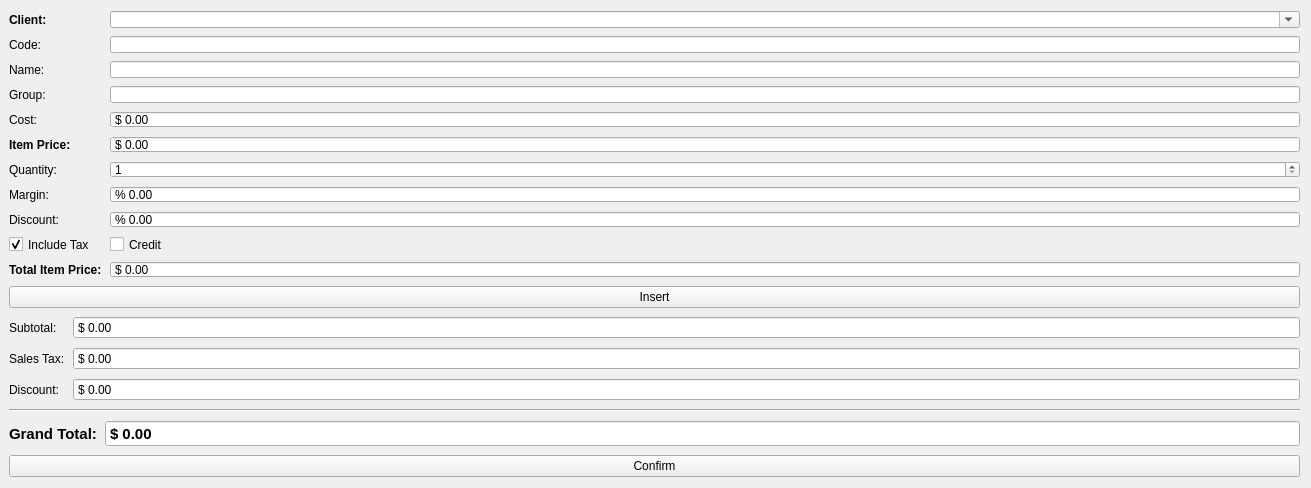
Qt form gui_sale.ui (Redent0r/Libra) before a commit.
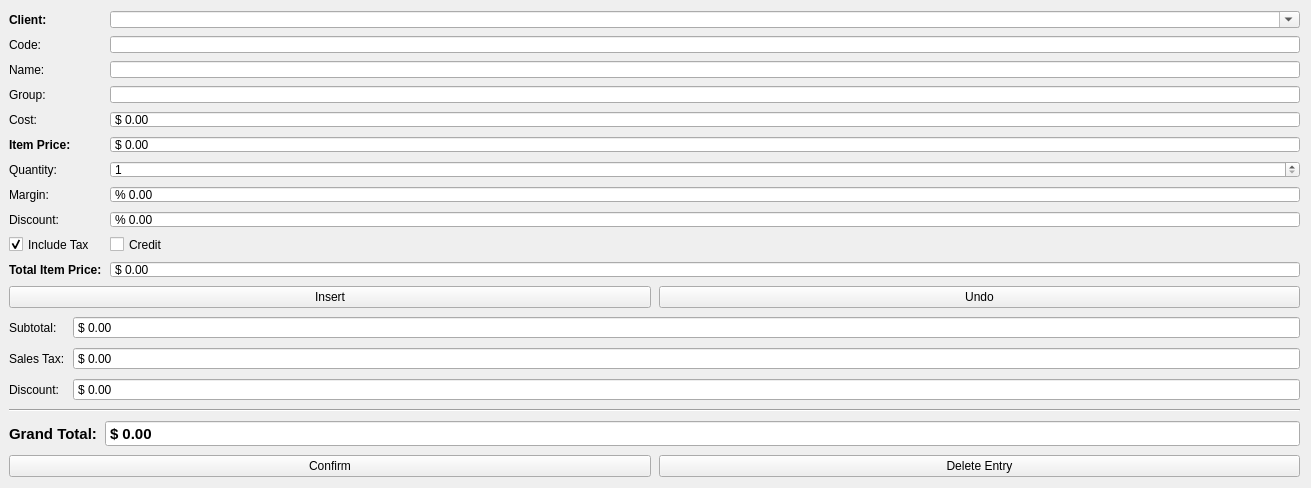
The same form after that commit. Icons and pictures are not drawn.

Commit message: created cliet addition gui and Big update to Sales gui, also connected gui button undo to sales class

```diff
--- a/gui_sale.ui
+++ b/gui_sale.ui
@@ -321,6 +321,22 @@
          </property>
         </widget>
        </item>
+       <item>
+        <widget class="QPushButton" name="btnUndo">
+         <property name="sizePolicy">
+          <sizepolicy hsizetype="Minimum" vsizetype="Fixed">
+           <horstretch>0</horstretch>
+           <verstretch>0</verstretch>
+          </sizepolicy>
+         </property>
+         <property name="text">
+          <string>Undo</string>
+         </property>
+         <property name="autoDefault">
+          <bool>false</bool>
+         </property>
+        </widget>
+       </item>
       </layout>
      </item>
      <item>
@@ -509,6 +525,16 @@
          </property>
         </widget>
        </item>
+       <item>
+        <widget class="QPushButton" name="btnDelete">
+         <property name="text">
+          <string>Delete Entry</string>
+         </property>
+         <property name="autoDefault">
+          <bool>false</bool>
+         </property>
+        </widget>
+       </item>
       </layout>
      </item>
     </layout>
```
The commit also changes 4 other files.
